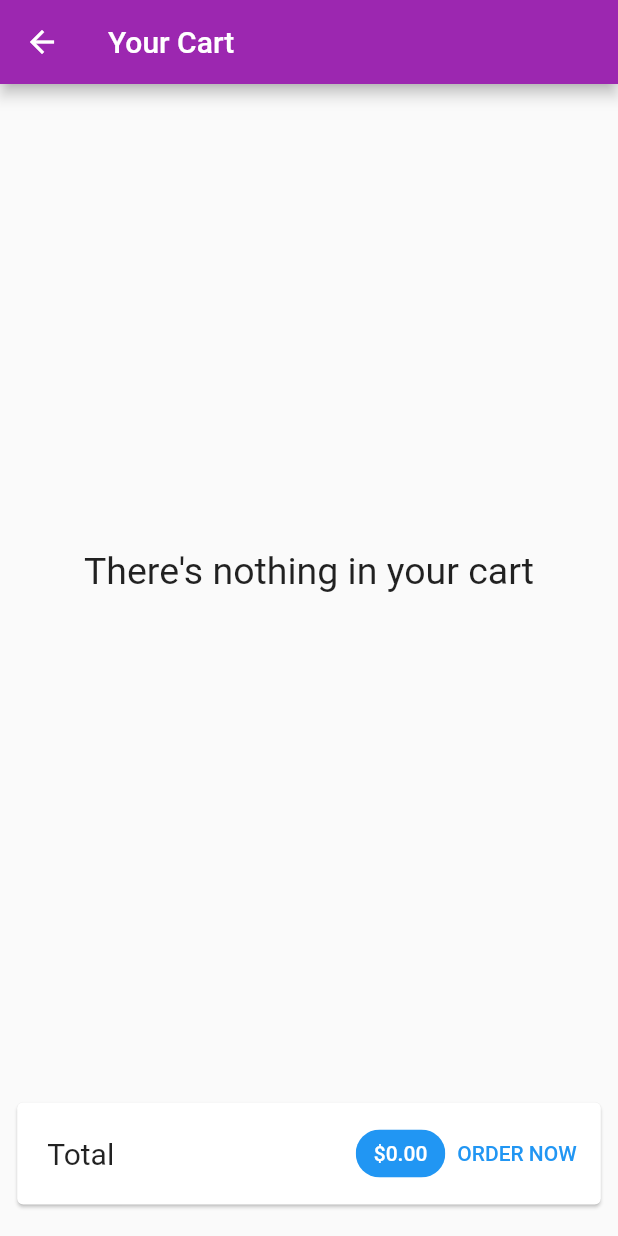
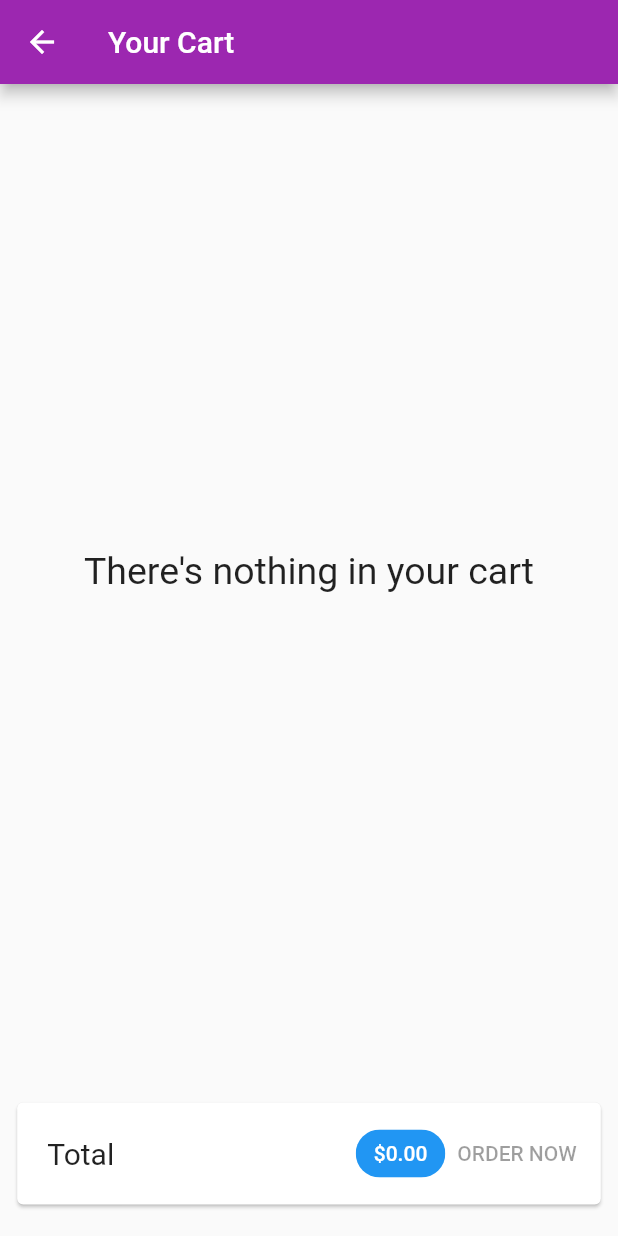
Before and after one commit to sollymay/shop_app, a Flutter app: the CartScreen screen opened by its route, on a phone screen of 412 x 824 dp. Run offline on Flutter 3.47's test engine with Material 2 defaults, Android fonts, the phone set to English and light mode, and no system bars; network calls fail.

Commit message:
moved products and orders to the DB instead of storing locally

```diff
--- a/lib/providers/product_provider.dart
+++ b/lib/providers/product_provider.dart
@@ -26,14 +26,11 @@ class Product with ChangeNotifier {
     notifyListeners();
     final response = await http.patch(url,
         body: json.encode({
-          'title': title,
-          'description': description,
-          'imageUrl': imageUrl,
-          'price': price,
           'isFavorite': isFavorite,
         }));
     if (response.statusCode >= 400) {
       isFavorite = !isFavorite;
+      notifyListeners();
       throw HttpException('Could not toggle Favorite');
     }
   }
--- a/lib/providers/products_provider.dart
+++ b/lib/providers/products_provider.dart
@@ -73,6 +73,9 @@ class Products with ChangeNotifier {
     try {
       final response = await http.get(url);
       final extractedData = json.decode(response.body) as Map<String, dynamic>;
+      if (extractedData == null) {
+        return;
+      }
       final List<Product> loadedProducts = [];
       extractedData.forEach((prodId, prodData) {
         loadedProducts.add(
--- a/lib/screens/cart_screen.dart
+++ b/lib/screens/cart_screen.dart
@@ -59,18 +59,7 @@ class CartScreen extends StatelessWidget {
                     ),
                     backgroundColor: Theme.of(context).primaryColor,
                   ),
-                  TextButton(
-                    child: Text('ORDER NOW'),
-                    onPressed: () {
-                      Provider.of<Orders>(context, listen: false).addOrder(
-                        cart.items.values.toList(),
-                        cart.totalAmount,
-                      );
-                      cart.clearCart();
-                    },
-                    style: TextButton.styleFrom(
-                        primary: Theme.of(context).primaryColor),
-                  ),
+                  OrderButton(cart: cart),
                 ],
               ),
             ),
@@ -80,3 +69,41 @@ class CartScreen extends StatelessWidget {
     );
   }
 }
+
+class OrderButton extends StatefulWidget {
+  const OrderButton({
+    Key key,
+    @required this.cart,
+  }) : super(key: key);
+
+  final Cart cart;
+
+  @override
+  State<OrderButton> createState() => _OrderButtonState();
+}
+
+class _OrderButtonState extends State<OrderButton> {
+  var _isLoading = false;
+  @override
+  Widget build(BuildContext context) {
+    return TextButton(
+      child: _isLoading ? CircularProgressIndicator() : Text('ORDER NOW'),
+      onPressed: (widget.cart.totalAmount <= 0 || _isLoading)
+          ? null
+          : () async {
+              setState(() {
+                _isLoading = true;
+              });
+              await Provider.of<Orders>(context, listen: false).addOrder(
+                widget.cart.items.values.toList(),
+                widget.cart.totalAmount,
+              );
+              setState(() {
+                _isLoading = false;
+              });
+              widget.cart.clearCart();
+            },
+      style: TextButton.styleFrom(primary: Theme.of(context).primaryColor),
+    );
+  }
+}
```
Also changed, not shown: lib/providers/order_provider.dart (+52 -4 lines), lib/screens/orders_screen.dart (+27 -4 lines).
